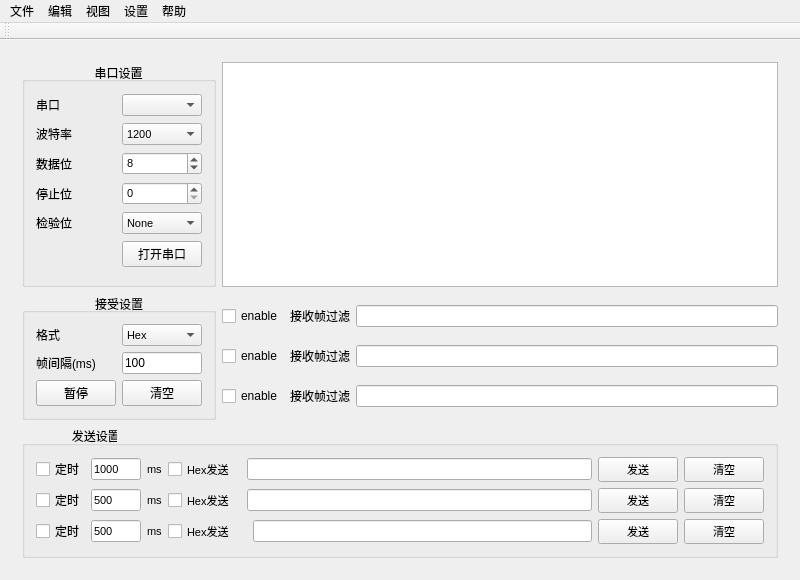
Qt form SerialHelper/mainwindow.ui (JonahKing/SerialHelper-QT) before a commit.
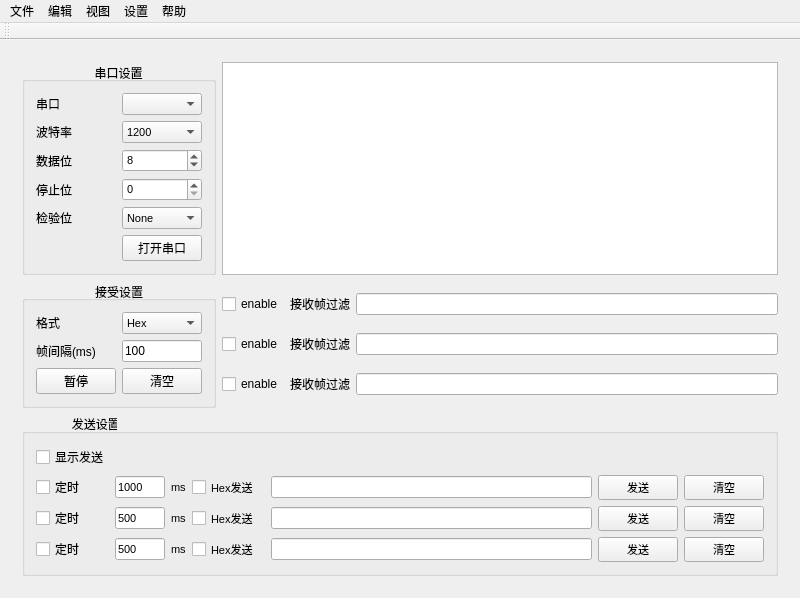
The same form after that commit. Icons and pictures are not drawn.

Commit message: 增加发送的显示开关

What changed in the file:
```diff
--- a/SerialHelper/mainwindow.ui
+++ b/SerialHelper/mainwindow.ui
@@ -366,52 +366,7 @@
           <string>               发送设置</string>
          </property>
          <layout class="QGridLayout" name="gridLayout">
-          <item row="3" column="1">
-           <widget class="QLineEdit" name="SendDurationEditLine2">
-            <property name="enabled">
-             <bool>true</bool>
-            </property>
-            <property name="maximumSize">
-             <size>
-              <width>50</width>
-              <height>16777215</height>
-             </size>
-            </property>
-            <property name="font">
-             <font>
-              <pointsize>8</pointsize>
-             </font>
-            </property>
-            <property name="text">
-             <string>500</string>
-            </property>
-           </widget>
-          </item>
-          <item row="3" column="3" colspan="2">
-           <widget class="QCheckBox" name="SendDataFormat2">
-            <property name="font">
-             <font>
-              <pointsize>8</pointsize>
-             </font>
-            </property>
-            <property name="text">
-             <string>Hex发送</string>
-            </property>
-           </widget>
-          </item>
-          <item row="2" column="2">
-           <widget class="QLabel" name="SendDataDurationUnit1">
-            <property name="font">
-             <font>
-              <pointsize>8</pointsize>
-             </font>
-            </property>
-            <property name="text">
-             <string>ms</string>
-            </property>
-           </widget>
-          </item>
-          <item row="2" column="5" colspan="2">
+          <item row="2" column="8">
            <widget class="QLineEdit" name="SendDataEditLIne1">
             <property name="minimumSize">
              <size>
@@ -424,7 +379,55 @@
             </property>
            </widget>
           </item>
-          <item row="3" column="9">
+          <item row="4" column="8">
+           <widget class="QLineEdit" name="SendDataEditLIne2"/>
+          </item>
+          <item row="4" column="2">
+           <widget class="QLineEdit" name="SendDurationEditLine2">
+            <property name="enabled">
+             <bool>true</bool>
+            </property>
+            <property name="maximumSize">
+             <size>
+              <width>50</width>
+              <height>16777215</height>
+             </size>
+            </property>
+            <property name="font">
+             <font>
+              <pointsize>8</pointsize>
+             </font>
+            </property>
+            <property name="text">
+             <string>500</string>
+            </property>
+           </widget>
+          </item>
+          <item row="4" column="5" colspan="2">
+           <widget class="QCheckBox" name="SendDataFormat2">
+            <property name="font">
+             <font>
+              <pointsize>8</pointsize>
+             </font>
+            </property>
+            <property name="text">
+             <string>Hex发送</string>
+            </property>
+           </widget>
+          </item>
+          <item row="2" column="3">
+           <widget class="QLabel" name="SendDataDurationUnit1">
+            <property name="font">
+             <font>
+              <pointsize>8</pointsize>
+             </font>
+            </property>
+            <property name="text">
+             <string>ms</string>
+            </property>
+           </widget>
+          </item>
+          <item row="4" column="11">
            <widget class="QPushButton" name="SendDataButton2">
             <property name="font">
              <font>
@@ -436,7 +439,7 @@
             </property>
            </widget>
           </item>
-          <item row="2" column="9">
+          <item row="2" column="11">
            <widget class="QPushButton" name="SendDataButton1">
             <property name="font">
              <font>
@@ -448,7 +451,7 @@
             </property>
            </widget>
           </item>
-          <item row="4" column="9">
+          <item row="6" column="11">
            <widget class="QPushButton" name="SendDataButton3">
             <property name="font">
              <font>
@@ -460,7 +463,7 @@
             </property>
            </widget>
           </item>
-          <item row="3" column="10">
+          <item row="4" column="12">
            <widget class="QPushButton" name="SendDataCleanButton2">
             <property name="font">
              <font>
@@ -472,7 +475,7 @@
             </property>
            </widget>
           </item>
-          <item row="2" column="10">
+          <item row="2" column="12">
            <widget class="QPushButton" name="SendDataCleanButton1">
             <property name="font">
              <font>
@@ -484,10 +487,7 @@
             </property>
            </widget>
           </item>
-          <item row="3" column="5" colspan="2">
-           <widget class="QLineEdit" name="SendDataEditLIne2"/>
-          </item>
-          <item row="3" column="2">
+          <item row="4" column="3">
            <widget class="QLabel" name="SendDataDurationUnit2">
             <property name="font">
              <font>
@@ -499,7 +499,7 @@
             </property>
            </widget>
           </item>
-          <item row="2" column="1">
+          <item row="2" column="2">
            <widget class="QLineEdit" name="SendDurationEditLine1">
             <property name="enabled">
              <bool>true</bool>
@@ -520,7 +520,7 @@
             </property>
            </widget>
           </item>
-          <item row="4" column="10">
+          <item row="6" column="12">
            <widget class="QPushButton" name="SendDataCleanButton3">
             <property name="font">
              <font>
@@ -532,7 +532,7 @@
             </property>
            </widget>
           </item>
-          <item row="4" column="3">
+          <item row="6" column="5">
            <widget class="QCheckBox" name="SendDataFormat3">
             <property name="font">
              <font>
@@ -544,7 +544,7 @@
             </property>
            </widget>
           </item>
-          <item row="4" column="2">
+          <item row="6" column="3">
            <widget class="QLabel" name="SendDataDurationUnit3">
             <property name="font">
              <font>
@@ -556,7 +556,7 @@
             </property>
            </widget>
           </item>
-          <item row="4" column="1">
+          <item row="6" column="2">
            <widget class="QLineEdit" name="SendDurationEditLine3">
             <property name="enabled">
              <bool>true</bool>
@@ -584,21 +584,21 @@
             </property>
            </widget>
           </item>
-          <item row="3" column="0">
-           <widget class="QCheckBox" name="SendDataTimming2">
-            <property name="text">
-             <string>定时</string>
-            </property>
-           </widget>
-          </item>
           <item row="4" column="0">
+           <widget class="QCheckBox" name="SendDataTimming2">
+            <property name="text">
+             <string>定时</string>
+            </property>
+           </widget>
+          </item>
+          <item row="6" column="0">
            <widget class="QCheckBox" name="SendDataTimming3">
             <property name="text">
              <string>定时</string>
             </property>
            </widget>
           </item>
-          <item row="2" column="3">
+          <item row="2" column="5">
            <widget class="QCheckBox" name="SendDataFormat1">
             <property name="font">
              <font>
@@ -610,9 +610,16 @@
             </property>
            </widget>
           </item>
-          <item row="4" column="6">
+          <item row="6" column="8">
            <widget class="QLineEdit" name="SendDataEditLIne3"/>
           </item>
+          <item row="0" column="0">
+           <widget class="QCheckBox" name="SendDataDisplay">
+            <property name="text">
+             <string>显示发送</string>
+            </property>
+           </widget>
+          </item>
          </layout>
         </widget>
        </item>
```
